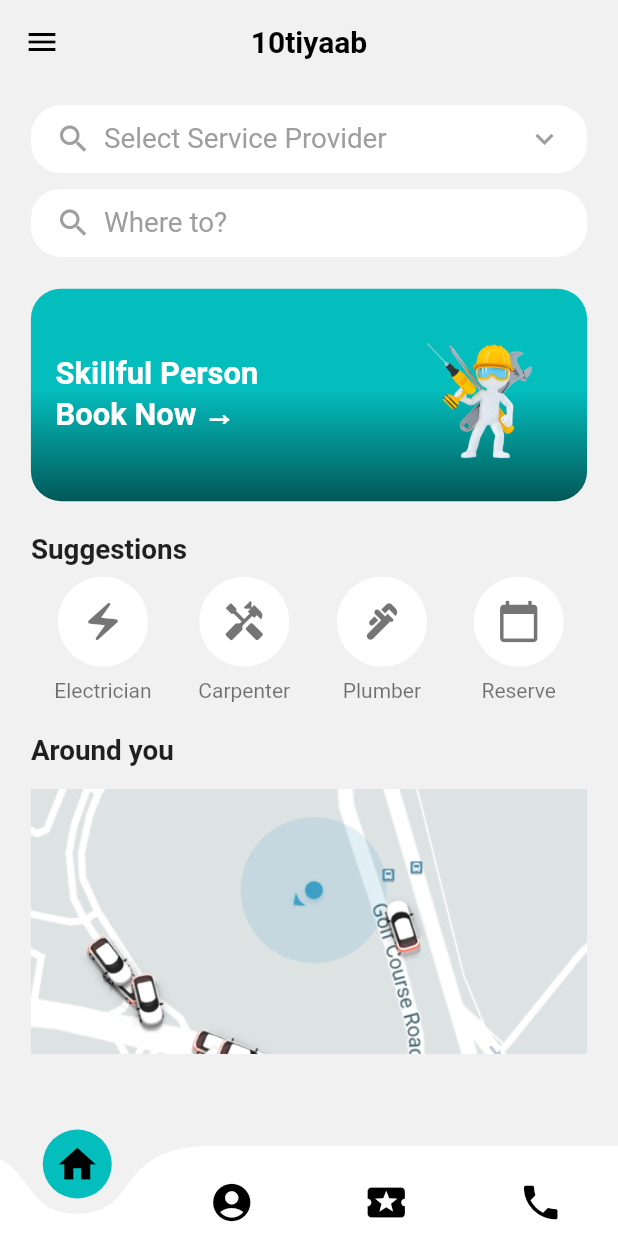
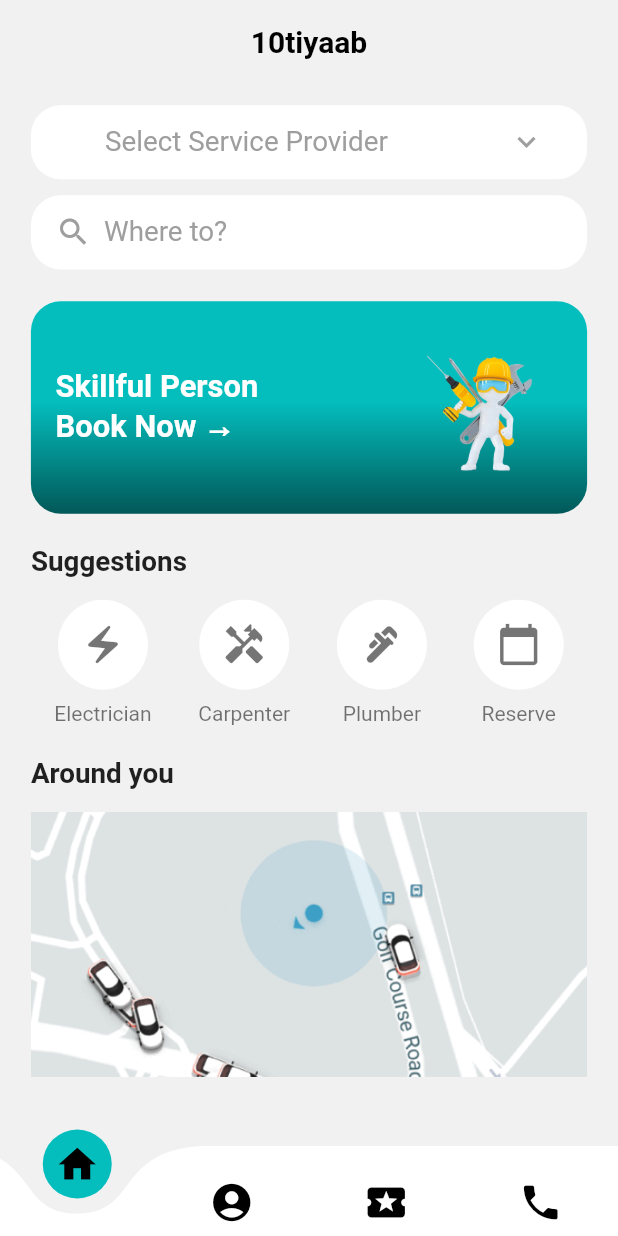
Before and after one commit to osamajaved07/10tiyaab, a Flutter app: the UserHomeScreen screen opened by its route, on a phone screen of 412 x 824 dp. Run offline on Flutter 3.47's test engine with Material 3 defaults, Android fonts, the phone set to English and light mode, and no system bars; drawn by our look-alikes of curved_navigation_bar; our stand-ins replace feather_icons, get, lottie, pinput, shared_preferences; accounts and stored records are empty.

Commit message:
Homepage updated

```diff
--- a/lib/user_screen/user_homepage.dart
+++ b/lib/user_screen/user_homepage.dart
@@ -16,7 +16,7 @@ class UserHomeScreen extends StatefulWidget {
 }
 
 class _UserHomeScreenState extends State<UserHomeScreen> {
-  final GlobalKey<ScaffoldState> _scaffoldKey = GlobalKey<ScaffoldState>();
+  // final GlobalKey<ScaffoldState> _scaffoldKey = GlobalKey<ScaffoldState>();
 
   String name = "";
 
@@ -51,23 +51,17 @@ class _UserHomeScreenState extends State<UserHomeScreen> {
   @override
   Widget build(BuildContext context) {
     return Scaffold(
-      key: _scaffoldKey,
       backgroundColor: tSecondaryColor,
       appBar: AppBar(
+        automaticallyImplyLeading: false,
         backgroundColor: tSecondaryColor,
         elevation: 0,
         title: Text(
           '10tiyaab',
           style: TextStyle(
-            color: Colors.black,
-            fontWeight: FontWeight.bold,
-          ),
+              color: Colors.black, fontWeight: FontWeight.bold, fontSize: 20),
         ),
         centerTitle: true,
-        leading: Icon(
-          Icons.menu,
-          color: Colors.black,
-        ),
       ),
       body: LayoutBuilder(
         builder: (context, constraints) {
@@ -81,11 +75,57 @@ class _UserHomeScreenState extends State<UserHomeScreen> {
                 crossAxisAlignment: CrossAxisAlignment.start,
                 children: [
                   SizedBox(height: screenHeight * 0.02),
+                  // First search bar with dropdown button
                   Container(
                     width: screenWidth,
                     padding: EdgeInsets.symmetric(
-                        vertical: screenHeight * 0.015,
-                        horizontal: screenWidth * 0.04),
+                      vertical: screenHeight * 0.001,
+                      horizontal: screenWidth * 0.04,
+                    ),
+                    decoration: BoxDecoration(
+                      color: Colors.white,
+                      borderRadius: BorderRadius.circular(20),
+                    ),
+                    child: Row(
+                      children: [
+                        // Icon(Icons.search, color: Colors.grey),
+                        SizedBox(width: screenWidth * 0.08),
+                        Expanded(
+                          child: TextField(
+                            decoration: InputDecoration(
+                              hintText: 'Select Service Provider',
+                              hintStyle: TextStyle(
+                                color: Colors.grey,
+                                fontSize: screenWidth * 0.045,
+                              ),
+                              border: InputBorder.none,
+                            ),
+                            style: TextStyle(
+                              color: Colors.black,
+                              fontSize: screenWidth * 0.045,
+                            ),
+                          ),
+                        ),
+                        IconButton(
+                          icon: Icon(Icons.keyboard_arrow_down,
+                              color: Colors.grey),
+                          onPressed: () {
+                            // Add your dropdown button functionality here
+                          },
+                        ),
+                      ],
+                    ),
+                  ),
+
+                  SizedBox(height: screenHeight * 0.015),
+
+// Second search bar
+                  Container(
+                    width: screenWidth,
+                    padding: EdgeInsets.symmetric(
+                      vertical: screenHeight * 0.001,
+                      horizontal: screenWidth * 0.04,
+                    ),
                     decoration: BoxDecoration(
                       color: Colors.white,
                       borderRadius: BorderRadius.circular(20),
@@ -95,37 +135,17 @@ class _UserHomeScreenState extends State<UserHomeScreen> {
                         Icon(Icons.search, color: Colors.grey),
                         SizedBox(width: screenWidth * 0.02),
                         Expanded(
-                          child: Text(
-                            'Select Service Provider',
+                          child: TextField(
+                            decoration: InputDecoration(
+                              hintText: 'Where to?',
+                              hintStyle: TextStyle(
+                                color: Colors.grey,
+                                fontSize: screenWidth * 0.045,
+                              ),
+                              border: InputBorder.none,
+                            ),
                             style: TextStyle(
-                              color: Colors.grey,
-                              fontSize: screenWidth * 0.045,
-                            ),
-                          ),
-                        ),
-                        Icon(Icons.keyboard_arrow_down, color: Colors.grey),
-                      ],
-                    ),
-                  ),
-                  SizedBox(height: screenHeight * 0.015),
-                  Container(
-                    width: screenWidth,
-                    padding: EdgeInsets.symmetric(
-                        vertical: screenHeight * 0.015,
-                        horizontal: screenWidth * 0.04),
-                    decoration: BoxDecoration(
-                      color: Colors.white,
-                      borderRadius: BorderRadius.circular(20),
-                    ),
-                    child: Row(
-                      children: [
-                        Icon(Icons.search, color: Colors.grey),
-                        SizedBox(width: screenWidth * 0.02),
-                        Expanded(
-                          child: Text(
-                            'Where to?',
-                            style: TextStyle(
-                              color: Colors.grey,
+                              color: Colors.black,
                               fontSize: screenWidth * 0.045,
                             ),
                           ),
@@ -133,16 +153,15 @@ class _UserHomeScreenState extends State<UserHomeScreen> {
                       ],
                     ),
                   ),
+
                   SizedBox(height: screenHeight * 0.03),
                   Container(
                     width: screenWidth,
                     height: screenHeight * 0.2,
                     decoration: BoxDecoration(
                       gradient: LinearGradient(
-                        colors: [
-                          Color(0xFF04BEBE), Color(0xFF025858)
-                        ],
-                         stops: [0.47, 1.0],
+                        colors: [Color(0xFF04BEBE), Color(0xFF025858)],
+                        stops: [0.47, 1.0],
                         begin: Alignment.topCenter,
                         end: Alignment.bottomCenter,
                       ),
@@ -179,7 +198,7 @@ class _UserHomeScreenState extends State<UserHomeScreen> {
                       fontSize: screenWidth * 0.045,
                     ),
                   ),
-                  SizedBox(height: screenHeight * 0.01),
+                  SizedBox(height: screenHeight * 0.02),
                   Row(
                     mainAxisAlignment: MainAxisAlignment.spaceAround,
                     children: [
```
